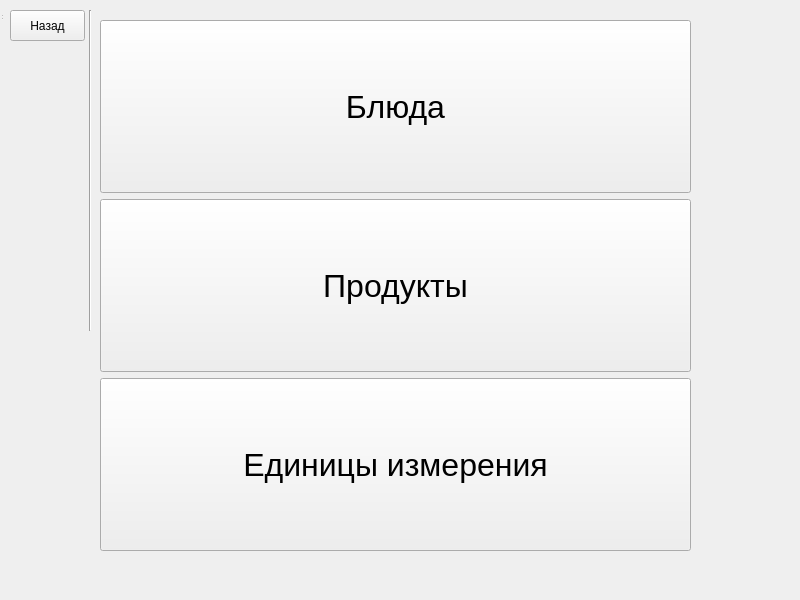
The window that Ui_NomenclaturesMenu.ui (Bogdanov-Viktor/cook-client-pyside-2021) describes before a commit, drawn with Qt 5.
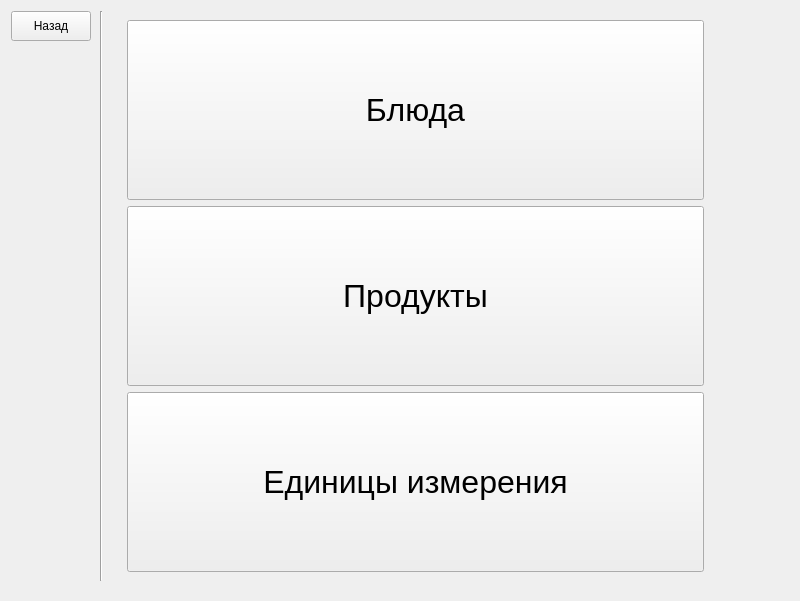
The same window after the commit.

Commit message: Создано окно MeasuresPage, отредактированны MainMenu, NomenclaturesMenu. Размеры элементов подспраиваются под размер окна

What changed in the file:
```diff
--- a/Ui_NomenclaturesMenu.ui
+++ b/Ui_NomenclaturesMenu.ui
@@ -7,31 +7,132 @@
     <x>0</x>
     <y>0</y>
     <width>800</width>
-    <height>600</height>
+    <height>601</height>
    </rect>
   </property>
   <property name="windowTitle">
    <string>MainWindow</string>
   </property>
+  <layout class="QVBoxLayout" name="verticalLayout_2">
+   <item>
   <widget class="QWidget" name="centralwidget" native="true">
-   <property name="geometry">
-    <rect>
-     <x>0</x>
-     <y>0</y>
-     <width>791</width>
-     <height>571</height>
-    </rect>
-   </property>
-   <widget class="QWidget" name="verticalLayoutWidget">
-    <property name="geometry">
-     <rect>
-      <x>100</x>
-      <y>20</y>
-      <width>591</width>
-      <height>531</height>
-     </rect>
-    </property>
-    <layout class="QVBoxLayout" name="verticalLayout">
+     <layout class="QHBoxLayout" name="horizontalLayout">
+      <property name="leftMargin">
+       <number>0</number>
+      </property>
+      <property name="topMargin">
+       <number>0</number>
+      </property>
+      <property name="rightMargin">
+       <number>0</number>
+      </property>
+      <item alignment="Qt::AlignLeft">
+       <widget class="QWidget" name="widget" native="true">
+        <property name="sizePolicy">
+         <sizepolicy hsizetype="Preferred" vsizetype="Preferred">
+          <horstretch>30</horstretch>
+          <verstretch>0</verstretch>
+         </sizepolicy>
+        </property>
+        <layout class="QHBoxLayout" name="horizontalLayout_2">
+         <property name="spacing">
+          <number>0</number>
+         </property>
+         <property name="leftMargin">
+          <number>0</number>
+         </property>
+         <property name="topMargin">
+          <number>0</number>
+         </property>
+         <property name="rightMargin">
+          <number>0</number>
+         </property>
+         <property name="bottomMargin">
+          <number>0</number>
+         </property>
+         <item alignment="Qt::AlignTop">
+          <widget class="QWidget" name="widget_11" native="true">
+           <property name="maximumSize">
+            <size>
+             <width>90</width>
+             <height>16777215</height>
+            </size>
+           </property>
+           <layout class="QVBoxLayout" name="verticalLayout_3">
+            <property name="sizeConstraint">
+             <enum>QLayout::SetDefaultConstraint</enum>
+            </property>
+            <property name="leftMargin">
+             <number>0</number>
+            </property>
+            <property name="topMargin">
+             <number>0</number>
+            </property>
+            <property name="rightMargin">
+             <number>0</number>
+            </property>
+            <property name="bottomMargin">
+             <number>0</number>
+            </property>
+            <item>
+             <widget class="QPushButton" name="backButton">
+              <property name="minimumSize">
+               <size>
+                <width>0</width>
+                <height>30</height>
+               </size>
+              </property>
+              <property name="text">
+               <string>Назад</string>
+              </property>
+             </widget>
+            </item>
+           </layout>
+          </widget>
+         </item>
+         <item>
+          <widget class="QWidget" name="widget_12" native="true">
+           <layout class="QHBoxLayout" name="horizontalLayout_3">
+            <property name="leftMargin">
+             <number>9</number>
+            </property>
+            <property name="topMargin">
+             <number>0</number>
+            </property>
+            <property name="rightMargin">
+             <number>9</number>
+            </property>
+            <property name="bottomMargin">
+             <number>0</number>
+            </property>
+            <item>
+             <widget class="Line" name="line">
+              <property name="orientation">
+               <enum>Qt::Vertical</enum>
+              </property>
+             </widget>
+            </item>
+           </layout>
+          </widget>
+         </item>
+        </layout>
+       </widget>
+      </item>
+      <item>
+       <widget class="QWidget" name="widget_2" native="true">
+        <property name="sizePolicy">
+         <sizepolicy hsizetype="Preferred" vsizetype="Preferred">
+          <horstretch>255</horstretch>
+          <verstretch>0</verstretch>
+         </sizepolicy>
+        </property>
+        <property name="maximumSize">
+         <size>
+          <width>700</width>
+          <height>600</height>
+         </size>
+        </property>
+        <layout class="QVBoxLayout" name="verticalLayout_5">
      <item>
       <widget class="QPushButton" name="dishesButton">
        <property name="enabled">
@@ -91,43 +192,21 @@
      </item>
     </layout>
    </widget>
-   <widget class="QPushButton" name="backButton">
-    <property name="geometry">
-     <rect>
-      <x>10</x>
-      <y>10</y>
-      <width>75</width>
-      <height>31</height>
-     </rect>
-    </property>
-    <property name="text">
-     <string>Назад</string>
-    </property>
-   </widget>
-   <widget class="Line" name="line">
-    <property name="geometry">
-     <rect>
-      <x>80</x>
-      <y>10</y>
-      <width>20</width>
-      <height>321</height>
-     </rect>
-    </property>
-    <property name="orientation">
-     <enum>Qt::Vertical</enum>
-    </property>
-   </widget>
-  </widget>
-  <widget class="QStatusBar" name="statusbar">
-   <property name="geometry">
-    <rect>
-     <x>0</x>
-     <y>0</y>
-     <width>3</width>
-     <height>21</height>
-    </rect>
-   </property>
-  </widget>
+      </item>
+      <item>
+       <widget class="QWidget" name="widget_3" native="true">
+        <property name="sizePolicy">
+         <sizepolicy hsizetype="Preferred" vsizetype="Preferred">
+          <horstretch>30</horstretch>
+          <verstretch>0</verstretch>
+         </sizepolicy>
+        </property>
+       </widget>
+      </item>
+     </layout>
+    </widget>
+   </item>
+  </layout>
  </widget>
  <resources/>
  <connections/>
```
Lines whose indentation alone changed are shown as unchanged. The commit also changes 9 other files.
